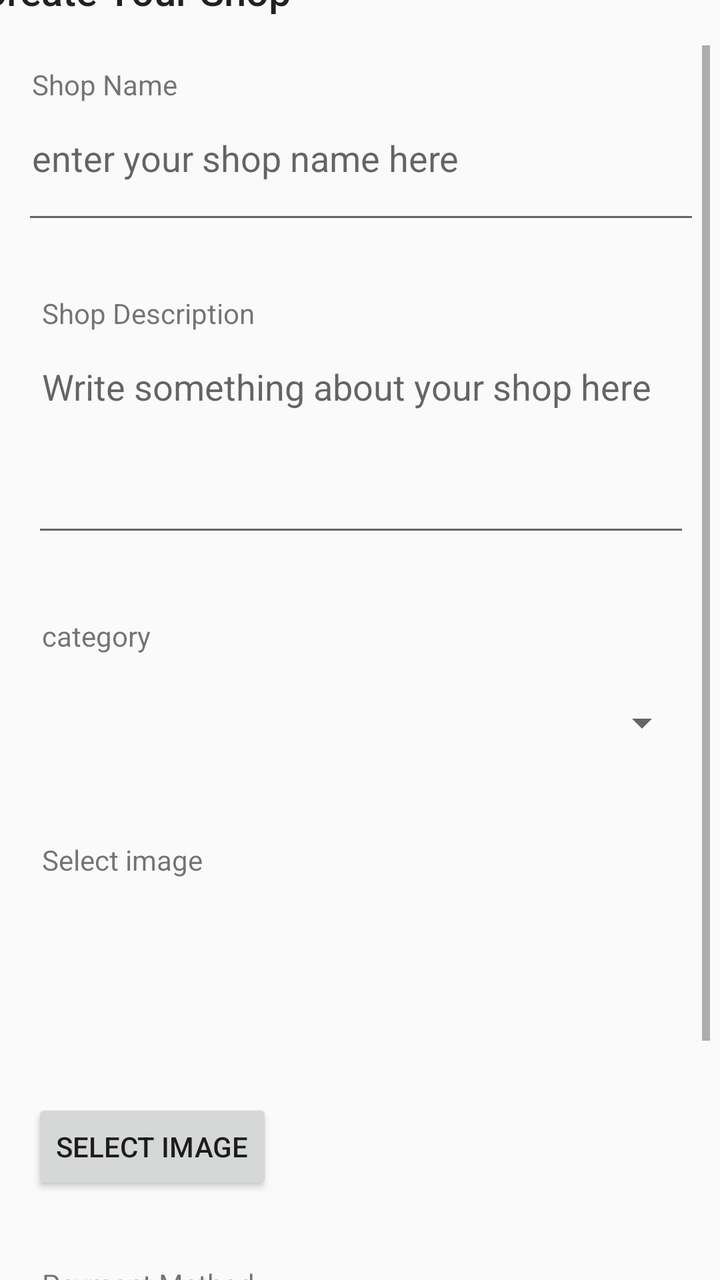
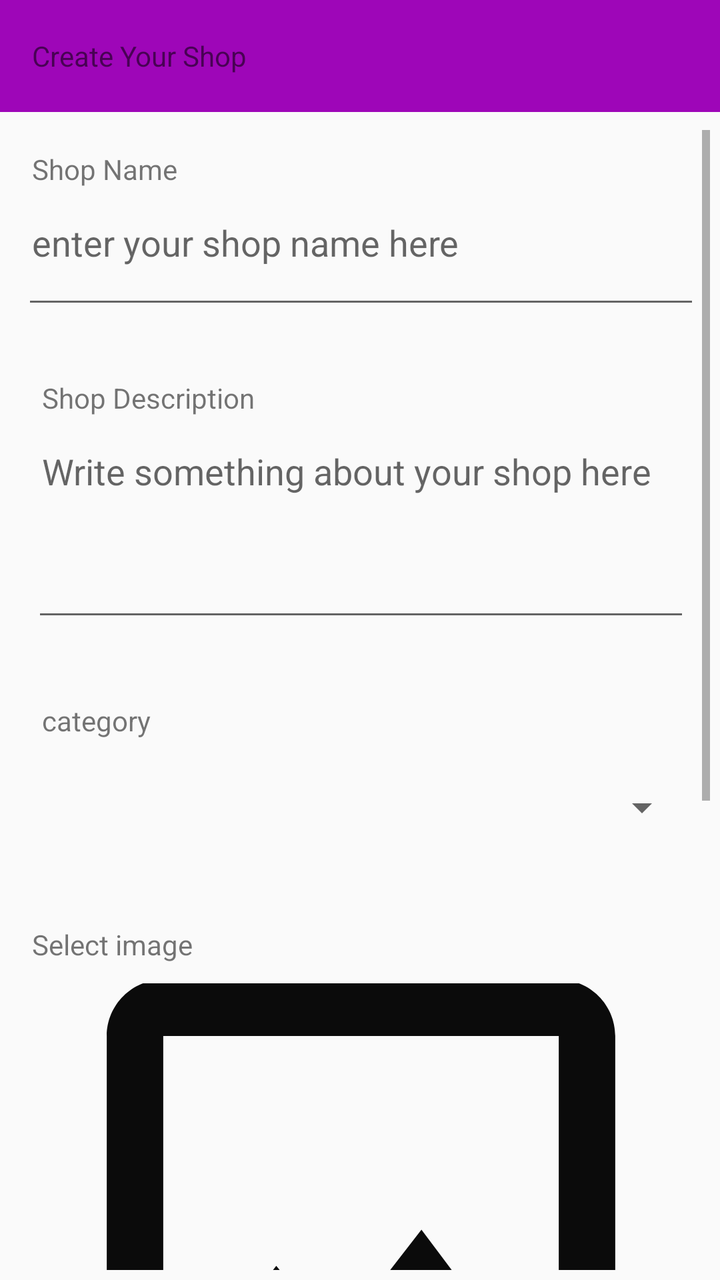

An Android layout rendered at two revisions. The XML below is the earlier revision; the diff shows what the commit changed to produce the second picture.
<!-- AndroidManifest.xml: application theme AppTheme -->
<!-- res/layout/activity_create_shop.xml -->
<?xml version="1.0" encoding="utf-8"?>
<androidx.constraintlayout.widget.ConstraintLayout xmlns:android="http://schemas.android.com/apk/res/android"
    xmlns:app="http://schemas.android.com/apk/res-auto"
    xmlns:tools="http://schemas.android.com/tools"
    android:layout_width="match_parent"
    android:layout_height="match_parent"
    tools:context=".CreateShop">

    <androidx.appcompat.widget.Toolbar
        android:id="@+id/create_shop_toolbar"
        android:layout_width="412dp"
        android:layout_height="45dp"
        app:layout_constraintBottom_toTopOf="@+id/create_shop_scroller"
        app:layout_constraintEnd_toEndOf="parent"
        app:layout_constraintStart_toStartOf="parent"
        app:layout_constraintTop_toTopOf="parent"
        app:layout_constraintVertical_bias="0.0"
        app:title="@string/create_shop" />

    <ScrollView
        android:id="@+id/create_shop_scroller"
        android:layout_width="match_parent"
        android:layout_height="650dp"
        android:layout_marginStart="1dp"
        android:padding="5dp"
        android:scrollY="@android:dimen/thumbnail_height"
        app:layout_constraintBottom_toBottomOf="parent"
        app:layout_constraintEnd_toEndOf="parent"
        app:layout_constraintHorizontal_bias="0.0"
        app:layout_constraintStart_toStartOf="parent"
        app:layout_constraintTop_toBottomOf="@+id/create_shop_toolbar">


        <LinearLayout
            android:layout_width="match_parent"
            android:layout_height="wrap_content"
            android:orientation="vertical"
            android:padding="5dp">

            <LinearLayout
                android:layout_width="match_parent"
                android:layout_height="wrap_content"
                android:orientation="vertical">

                <TextView
                    android:layout_width="match_parent"
                    android:layout_height="wrap_content"
                    android:layout_marginBottom="5dp"
                    android:padding="5dp"
                    android:text="@string/enter_shop_name" />

                <EditText
                    android:id="@+id/enter_shop_name"
                    style="@style/CustomTextStyle"
                    android:layout_width="match_parent"
                    android:layout_height="wrap_content"
                    android:height="48dp"
                    android:hint="@string/enter_shop_name_hint"
                    android:inputType="textMultiLine"
                    android:maxLines="2"
                    android:minLines="2" />

            </LinearLayout>

            <LinearLayout
                android:layout_width="match_parent"
                android:layout_height="wrap_content"
                android:layout_marginTop="20dp"
                android:orientation="vertical"
                android:padding="5dp">

                <TextView
                    android:layout_width="match_parent"
                    android:layout_height="wrap_content"
                    android:layout_marginBottom="5dp"
                    android:padding="5dp"
                    android:text="@string/enter_shop_description" />

                <EditText
                    android:id="@+id/enter_shop_description"
                    style="@style/CustomTextStyle"
                    android:layout_width="match_parent"
                    android:layout_height="wrap_content"
                    android:height="48dp"
                    android:hint="@string/enter_shop_description_hint"
                    android:inputType="textMultiLine"
                    android:maxLines="10"
                    android:minLines="4"
                    android:paddingTop="8dp"
                    android:paddingBottom="8dp"
                    android:scrollbars="vertical" />
            </LinearLayout>

            <LinearLayout
                android:layout_width="match_parent"
                android:layout_height="wrap_content"
                android:layout_marginTop="20dp"
                android:orientation="vertical"
                android:padding="5dp">

                <TextView
                    android:layout_width="match_parent"
                    android:layout_height="wrap_content"
                    android:layout_marginBottom="5dp"
                    android:padding="5dp"
                    android:text="@string/select_shop_category" />

                <Spinner
                    android:id="@+id/select_shop_category"
                    style="@style/CustomTextStyle"
                    android:layout_width="match_parent"
                    android:layout_height="48dp"
                    android:height="48dp"
                    android:paddingTop="8dp"
                    android:paddingBottom="8dp"
                    android:prompt="@string/select_shop_category_hint" />
            </LinearLayout>

            <LinearLayout
                android:layout_width="match_parent"
                android:layout_height="wrap_content"
                android:layout_marginTop="20dp"
                android:orientation="vertical"
                android:padding="5dp">

                <TextView
                    android:layout_width="match_parent"
                    android:layout_height="wrap_content"
                    android:layout_marginBottom="5dp"
                    android:padding="5dp"
                    android:text="@string/select_shop_image" />

                <ImageView
                    android:id="@+id/select_shop_image"
                    android:layout_width="match_parent"
                    android:layout_height="wrap_content"
                    android:maxHeight="250dp"
                    android:minHeight="100dp"
                    android:scaleType="centerInside" />

                <Button
                    android:id="@+id/btn_select_shop_image"
                    android:layout_width="wrap_content"
                    android:layout_height="wrap_content"
                    android:text="@string/select_shop_image" />

            </LinearLayout>

            <LinearLayout
                android:layout_width="match_parent"
                android:layout_height="wrap_content"
                android:layout_marginTop="20dp"
                android:orientation="vertical"
                android:padding="5dp">

                <TextView
                    android:layout_width="match_parent"
                    android:layout_height="wrap_content"
                    android:layout_marginBottom="5dp"
                    android:padding="5dp"
                    android:text="@string/select_payment_method" />

                <Spinner
                    android:id="@+id/select_payment_method"
                    style="@style/CustomTextStyle"
                    android:layout_width="match_parent"
                    android:layout_height="48dp"
                    android:height="48dp"
                    android:paddingTop="8dp"
                    android:paddingBottom="8dp"
                    android:layout_marginBottom="8dp"
                    android:prompt="@string/select_shop_category_hint" />

                <EditText
                    android:id="@+id/enter_shortcode"
                    style="@style/CustomTextStyle"
                    android:layout_width="wrap_content"
                    android:layout_height="48dp"
                    android:height="48dp"
                    android:gravity="center_horizontal"
                    android:hint="@string/enter_payment_details_hint"
                    android:inputType="number"
                    android:paddingTop="8dp"
                    android:paddingBottom="8dp" />
            </LinearLayout>

            <LinearLayout
                android:layout_width="match_parent"
                android:layout_height="wrap_content"
                android:layout_marginTop="20dp"
                android:orientation="vertical"
                android:padding="5dp">

                <Button
                    android:id="@+id/btn_create"
                    android:layout_width="match_parent"
                    android:layout_height="wrap_content"
                    android:text="@string/create_shop" />

            </LinearLayout>


        </LinearLayout>


    </ScrollView>
</androidx.constraintlayout.widget.ConstraintLayout>
<!-- resources referenced by this layout -->
<resources>
  <string name="create_shop">Create Your Shop</string>
  <string name="enter_payment_details_hint">Enter your Mpesa till number here</string>
  <string name="enter_shop_description">Shop Description</string>
  <string name="enter_shop_description_hint">Write something about your shop here</string>
  <string name="enter_shop_name">Shop Name </string>
  <string name="enter_shop_name_hint">enter your shop name here</string>
  <string name="select_payment_method">Payment Method</string>
  <string name="select_shop_category">category</string>
  <string name="select_shop_category_hint">select your the type of your shop here</string>
  <string name="select_shop_image">Select image</string>
  <style name="CustomTextStyle" parent="android:TextAppearance">
          <item name="android:textColor">#000000</item>
          <item name="android:textSize">18dp</item>
          <item name="android:padding">5dp</item>
          <item name="android:gravity">top</item>
          <item name="height">48dp</item>
          
      </style>
  <style name="AppTheme" parent="Theme.AppCompat.Light.NoActionBar">
          <item name="colorPrimary">@color/colorPrimary</item>
          <item name="colorPrimaryDark">@color/colorPrimaryDark</item>
          <item name="colorAccent">@color/colorAccent</item>
      </style>
  <color name="colorPrimary">#F508FD</color>
  <color name="colorPrimaryDark">#9E06B8</color>
  <color name="colorAccent">#D81B60</color>
</resources>

<!-- the commit's change to res/layout/activity_create_shop.xml (unified diff, before → after) -->
@@ -8,20 +8,23 @@
 
     <androidx.appcompat.widget.Toolbar
         android:id="@+id/create_shop_toolbar"
-        android:layout_width="412dp"
-        android:layout_height="45dp"
-        app:layout_constraintBottom_toTopOf="@+id/create_shop_scroller"
+        android:layout_width="match_parent"
+        android:layout_height="wrap_content"
+        android:layout_alignParentTop="true"
+        android:background="@color/colorPrimaryDark"
+        app:titleTextAppearance="@style/Base.CardView"
+
         app:layout_constraintEnd_toEndOf="parent"
         app:layout_constraintStart_toStartOf="parent"
         app:layout_constraintTop_toTopOf="parent"
-        app:layout_constraintVertical_bias="0.0"
         app:title="@string/create_shop" />
 
     <ScrollView
         android:id="@+id/create_shop_scroller"
         android:layout_width="match_parent"
-        android:layout_height="650dp"
+        android:layout_height="match_parent"
         android:layout_marginStart="1dp"
+        android:layout_marginTop="60dp"
         android:padding="5dp"
         android:scrollY="@android:dimen/thumbnail_height"
         app:layout_constraintBottom_toBottomOf="parent"
@@ -121,7 +124,8 @@
                 android:layout_height="wrap_content"
                 android:layout_marginTop="20dp"
                 android:orientation="vertical"
-                android:padding="5dp">
+                android:paddingTop="5dp"
+                android:paddingBottom="5dp">
 
                 <TextView
                     android:layout_width="match_parent"
@@ -133,10 +137,10 @@
                 <ImageView
                     android:id="@+id/select_shop_image"
                     android:layout_width="match_parent"
-                    android:layout_height="wrap_content"
-                    android:maxHeight="250dp"
-                    android:minHeight="100dp"
-                    android:scaleType="centerInside" />
+                    android:layout_height="250dp"
+                    android:adjustViewBounds="true"
+                    android:scaleType="centerCrop"
+                    android:src="@drawable/outline_image_24"/>
 
                 <Button
                     android:id="@+id/btn_select_shop_image"
@@ -165,10 +169,10 @@
                     style="@style/CustomTextStyle"
                     android:layout_width="match_parent"
                     android:layout_height="48dp"
+                    android:layout_marginBottom="8dp"
                     android:height="48dp"
                     android:paddingTop="8dp"
                     android:paddingBottom="8dp"
-                    android:layout_marginBottom="8dp"
                     android:prompt="@string/select_shop_category_hint" />
 
                 <EditText
<!-- resource entries referenced after the edit -->
@@ -25,6 +25,12 @@
       </style>
   <color name="colorPrimary">#F508FD</color>
   <color name="colorPrimaryDark">#9E06B8</color>
+  <!-- drawable outline_image_24 (drawable) -->
+  <vector android:alpha="0.96" android:height="24dp"
+      android:tint="#000000" android:viewportHeight="24"
+      android:viewportWidth="24" android:width="24dp" xmlns:android="http://schemas.android.com/apk/res/android">
+      <path android:fillColor="@android:color/white" android:pathData="M19,5v14L5,19L5,5h14m0,-2L5,3c-1.1,0 -2,0.9 -2,2v14c0,1.1 0.9,2 2,2h14c1.1,0 2,-0.9 2,-2L21,5c0,-1.1 -0.9,-2 -2,-2zM14.14,11.86l-3,3.87L9,13.14 6,17h12l-3.86,-5.14z"/>
+  </vector>
   <color name="colorAccent">#D81B60</color>
 </resources>
 
